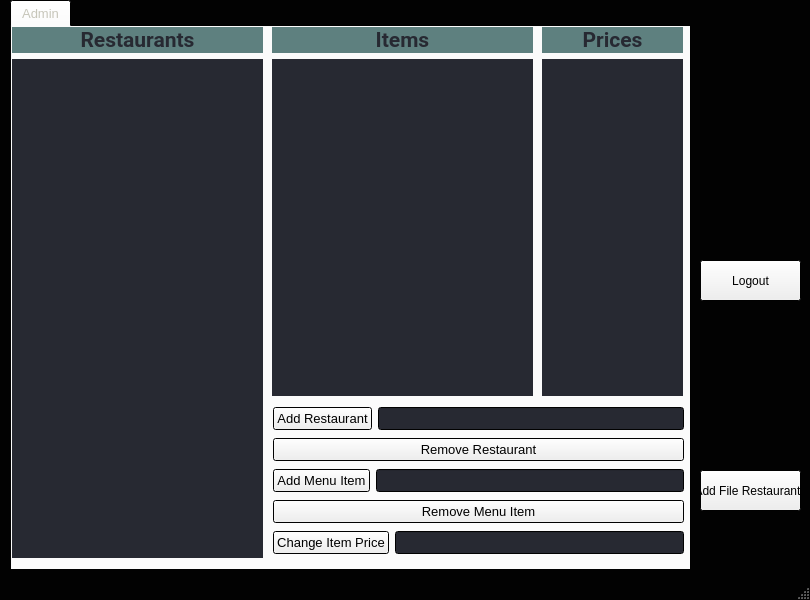
seigle15/Double-Sean-with-a-side-of-Data, file DSSDWorkspace/DSSDFastFoodProject/admin.ui: the form before one commit.
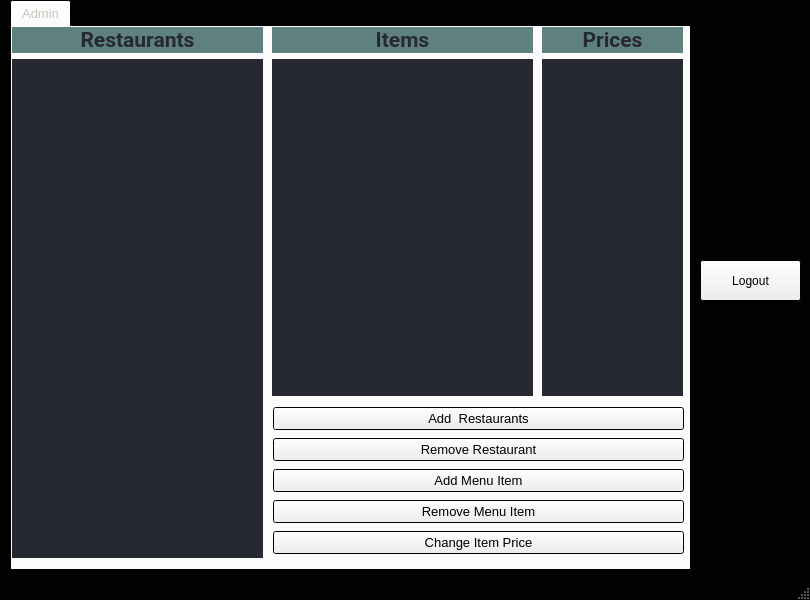
The form after the commit.

Commit message: Added admin to master

What changed in the file:
```diff
--- a/DSSDWorkspace/DSSDFastFoodProject/admin.ui
+++ b/DSSDWorkspace/DSSDFastFoodProject/admin.ui
@@ -748,15 +748,12 @@
        <item>
         <layout class="QHBoxLayout" name="horizontalLayout_2">
          <item>
-          <widget class="QPushButton" name="pushButton_AddRestaurant">
+          <widget class="QPushButton" name="pushButton_AddFromFile">
            <property name="text">
-            <string>Add Restaurant</string>
+            <string>Add  Restaurants</string>
            </property>
           </widget>
          </item>
-         <item>
-          <widget class="QLineEdit" name="lineEdit"/>
-         </item>
         </layout>
        </item>
        <item>
@@ -775,9 +772,6 @@
            </property>
           </widget>
          </item>
-         <item>
-          <widget class="QLineEdit" name="lineEdit_2"/>
-         </item>
         </layout>
        </item>
        <item>
@@ -796,9 +790,6 @@
            </property>
           </widget>
          </item>
-         <item>
-          <widget class="QLineEdit" name="lineEdit_3"/>
-         </item>
         </layout>
        </item>
       </layout>
@@ -822,19 +813,6 @@
      <string>Logout</string>
     </property>
    </widget>
-   <widget class="QPushButton" name="pushButton_AddFromFile">
-    <property name="geometry">
-     <rect>
-      <x>700</x>
-      <y>470</y>
-      <width>101</width>
-      <height>41</height>
-     </rect>
-    </property>
-    <property name="text">
-     <string>Add File Restaurants</string>
-    </property>
-   </widget>
   </widget>
   <widget class="QMenuBar" name="menubar">
    <property name="geometry">
```
Left out of the diff: 2 changed lines with no effect on the pictures. The commit also changes 11 other files.
